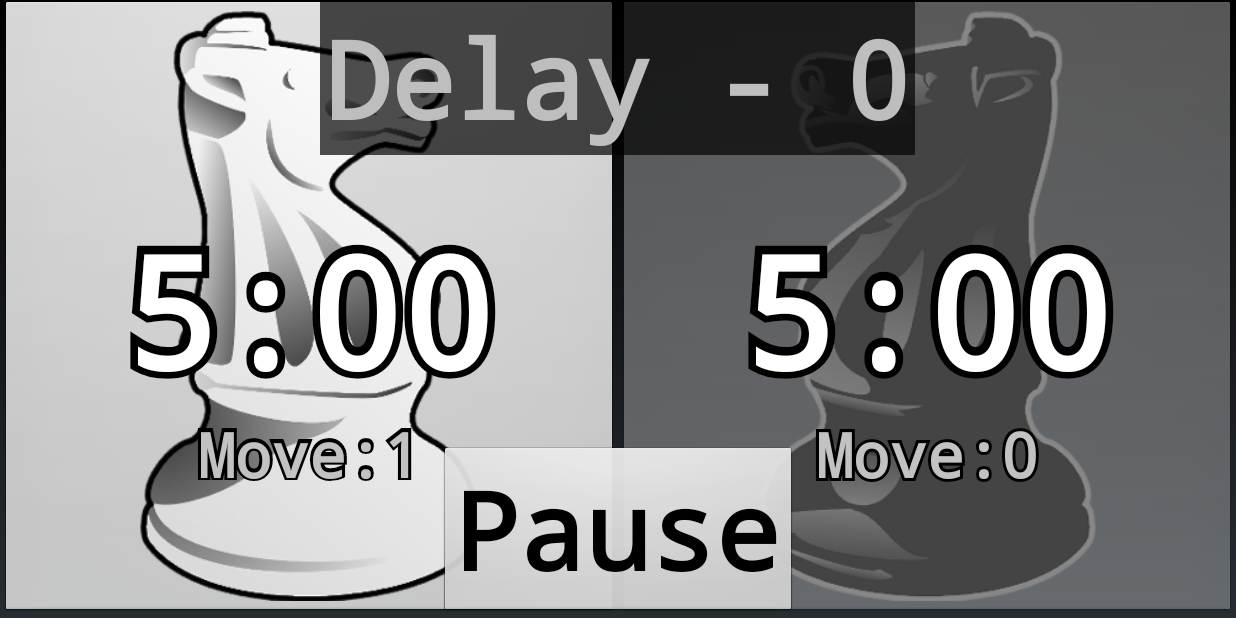
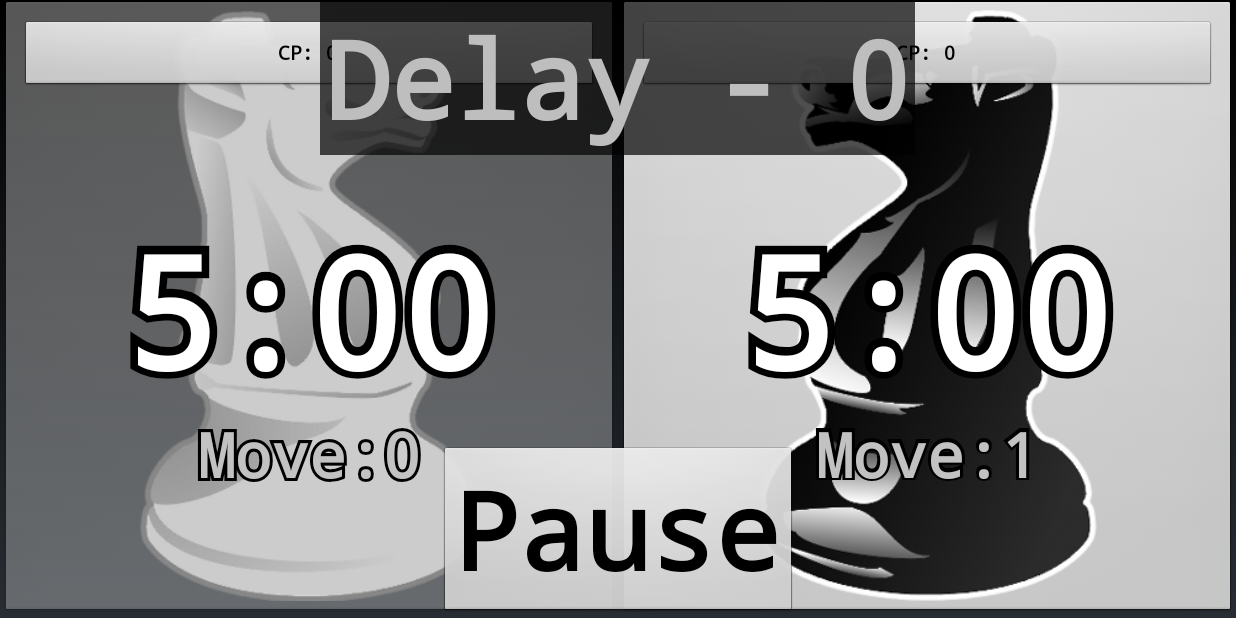
Before and after one commit to keannan5390/game-clock, an Android app: the screen it shows after launch (MainActivity), after a tap on "Resume", on a phone screen of 824 x 412 dp (held sideways). Run offline under Robolectric (Android 15) with nearby library versions, the phone set to English and light mode, and no system bars; libraries missing offline, so code that uses them is left out: fi.iki.elonen; pictures from the network do not load; 3 statements that could not run were skipped; 2 other taps on this screen came first.

Commit message:
display CP

```diff
--- a/app/src/main/java/org/brutaldamage/chessclock/menus/TimersMenu.java
+++ b/app/src/main/java/org/brutaldamage/chessclock/menus/TimersMenu.java
@@ -83,6 +83,9 @@
 	private ImageButton mRightButton = null;
 	/** Pause button */
 	private Button mPauseButton = null;
+
+	private Button mLeftPlayerCPButton = null;
+	private Button mRightPlayerCPButton = null;
 
 	// == Labels ==
 	/** Label indicating delay */
@@ -224,7 +227,19 @@
 			else if(v.equals(mPauseButton)) {
 				// We're pausing the game
 				this.paused();
-			} else {
+			}
+			else if(v.equals(mLeftPlayerCPButton)) {
+				Global.GAME_STATE.updatePlayerCP(1, 0);
+				mLeftPlayerCPButton.setText("CP: " + Global.GAME_STATE.numLeftPlayerCP);
+				this.resume();
+			}
+			else if(v.equals(mRightPlayerCPButton))
+			{
+				Global.GAME_STATE.updatePlayerCP(0, 1);
+				mRightPlayerCPButton.setText("CP: " + Global.GAME_STATE.numRightPlayerCP);
+				this.resume();
+			}
+			else {
 				// Check which game button was pressed
 				final boolean leftPlayersTurn = v.equals(mRightButton);
 				if(leftPlayersTurn || v.equals(mLeftButton)) {
@@ -384,8 +399,8 @@
 	void notifyTimeChanged()
 	{
 		String json = "{" +
-				"\"left\":{ \"time\": \"" + Global.GAME_STATE.leftPlayerTime() + "\", \"turn\": " + Global.GAME_STATE.numLeftPlayerMoves + "}, " +
-				"\"right\": { \"time\": \" "+Global.GAME_STATE.rightPlayerTime() + "\", \"turn\": " + Global.GAME_STATE.numRightPlayerMoves + "}"
+				"\"left\":{ \"time\": \"" + Global.GAME_STATE.leftPlayerTime() + "\", \"turn\": " + Global.GAME_STATE.numLeftPlayerMoves + ", \"cp\": " + Global.GAME_STATE.numLeftPlayerCP + "}, " +
+				"\"right\": { \"time\": \" "+Global.GAME_STATE.rightPlayerTime() + "\", \"turn\": " + Global.GAME_STATE.numRightPlayerMoves + ", \"cp\": " + Global.GAME_STATE.numRightPlayerCP + "}"
 				+ "}";
 
 		mParentActivity.socketServer.sendMessage(json);
@@ -624,6 +639,8 @@
 		mLeftButton = this.getImageButton(R.id.buttonLeftTime);
 		mRightButton = this.getImageButton(R.id.buttonRightTime);
 		mPauseButton = this.getButton(R.id.buttonPause);
+		mLeftPlayerCPButton = this.getButton(R.id.leftPlayerCP);
+		mRightPlayerCPButton = this.getButton(R.id.rightPlayerCP);
 
 		// Get the ringtone
 		mRingtone = null;
--- a/app/src/main/java/org/brutaldamage/chessclock/models/GameStateModel.java
+++ b/app/src/main/java/org/brutaldamage/chessclock/models/GameStateModel.java
@@ -111,6 +111,9 @@
 	public int numLeftPlayerMoves = 0;
 	/** Number of moves the right player made */
 	public int numRightPlayerMoves = 0;
+
+	public int numLeftPlayerCP = 0;
+	public int numRightPlayerCP = 0;
 
 	// == Listener ==
 	private OnTimeIncreasedListener mListener = null;
@@ -237,6 +240,12 @@
 				break;
 		}
 		return toReturn;
+	}
+
+	public void updatePlayerCP(int leftCP, int rightCP)
+	{
+		numLeftPlayerCP += leftCP;
+		numRightPlayerCP += rightCP;
 	}
 
 	/**
--- a/app/src/main/res/layout/main.xml
+++ b/app/src/main/res/layout/main.xml
@@ -20,6 +20,25 @@
 		android:layout_weight="1" android:scaleType="fitCenter"
 		chessclock:flipHorizontally="true" />
 
+	</LinearLayout>
+
+	<!-- CP Points on top of the buttons -->
+	<LinearLayout
+		android:layout_width="fill_parent" android:layout_height="wrap_content"
+		android:layout_alignParentLeft="true"
+		android:layout_marginTop="20px">
+		<Button android:id="@+id/leftPlayerCP"
+			android:layout_marginLeft="20px" android:layout_marginRight="20px"
+			android:layout_width="80px" android:layout_height="wrap_content"
+			android:text="CP: 0" android:layout_weight="1"
+			android:typeface="monospace" android:textStyle="bold"
+			android:textSize="20px" />
+		<Button android:id="@+id/rightPlayerCP"
+			android:layout_marginLeft="20px" android:layout_marginRight="20px"
+			android:layout_width="80px" android:layout_height="wrap_content"
+			android:text="CP: 0" android:layout_weight="1"
+			android:typeface="monospace" android:textStyle="bold"
+			android:textSize="20px" />
 	</LinearLayout>
 
 	<!-- Display the player's time on top of the buttons -->
```
Also changed, not shown: 1 other file.
